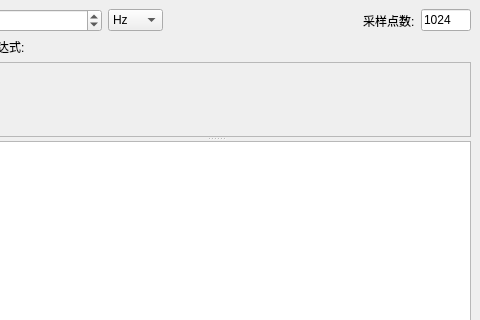
Above: ui/mainWindow.ui from ZZH-Finzlize/signal-test-box before the change; both pictures show x 160 to 640 and y 0 to 320 of the 640 by 480 pixel window. Below: the same form after it.
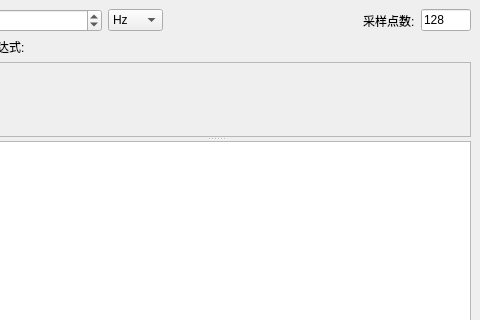
That is the form after the change. Custom widgets are drawn as their Qt base class.

Commit message: # 默认采样率改为1KHZ, 默认采样点数改为128, 采样点数上限改为1024

Diff of the .ui file:
```diff
--- a/ui/mainWindow.ui
+++ b/ui/mainWindow.ui
@@ -124,7 +124,7 @@
          <string>出于性能考虑,采样点数目前最多4096,更大的值极有可能造成卡死</string>
         </property>
         <property name="text">
-         <string>1024</string>
+         <string notr="true">128</string>
         </property>
         <property name="maxLength">
          <number>4</number>
```
Left out of the diff: 2 changed lines with no effect on the pictures. The commit also changes 1 other file.
